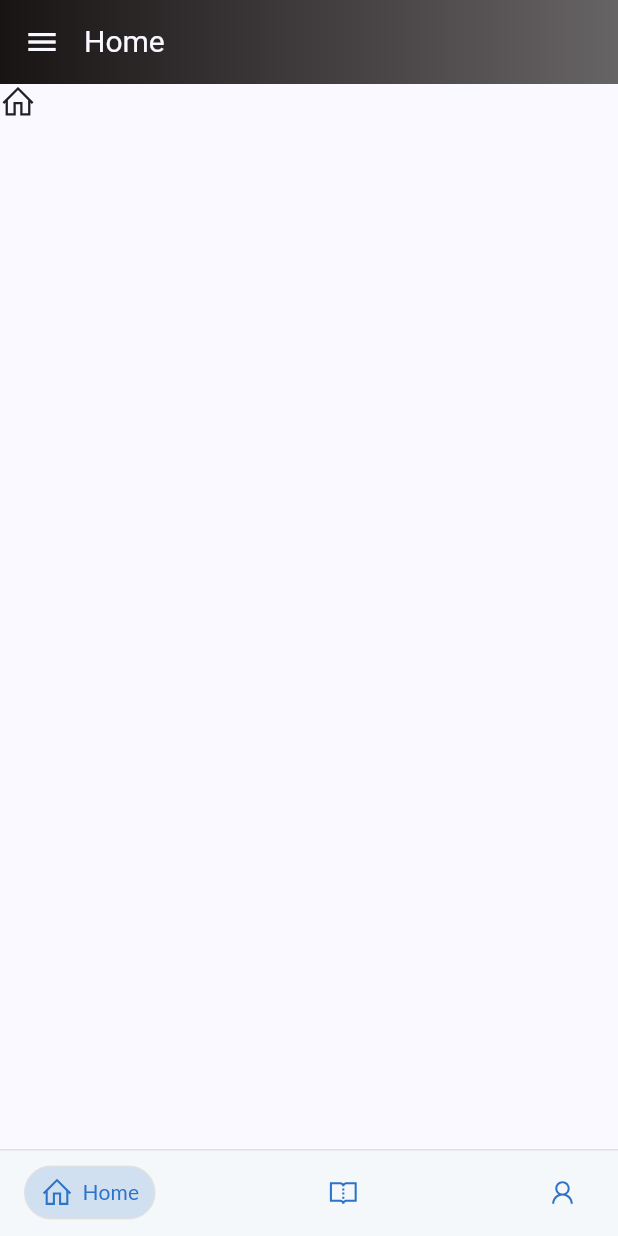
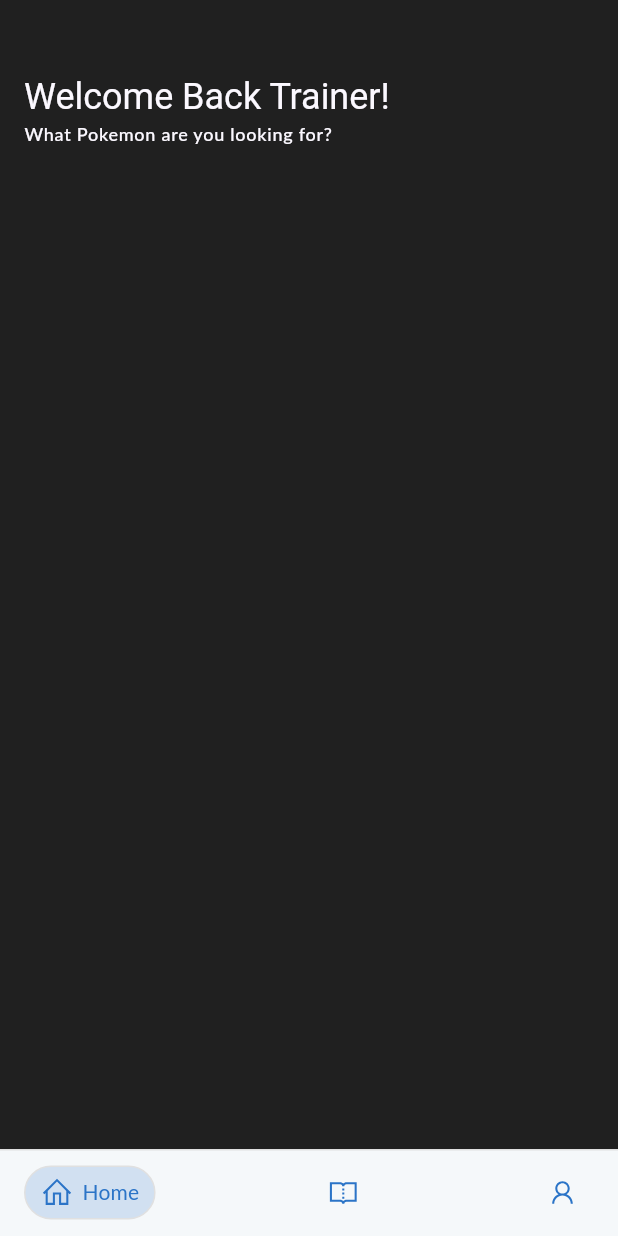
Before and after one commit to CharlesLim17/pokedex_flutter_repo, a Flutter app: the screen it shows after launch, on a phone screen of 412 x 824 dp. Run offline on Flutter 3.47's test engine with Material 2 defaults, Android fonts, the phone set to English and light mode, and no system bars; drawn by our look-alikes of google_nav_bar; our stand-ins replace flutter_riverpod, go_router, line_icons, riverpod_annotation; generated files the repository leaves out were written again; Roboto replaces fonts that are missing (Lato, Lato-Black).

Commit message:
setup done. Next UI design

```diff
--- a/lib/features/home/screen/home_screen.dart
+++ b/lib/features/home/screen/home_screen.dart
@@ -0,0 +1,28 @@
+import 'package:flutter/material.dart';
+import 'package:flutter_riverpod/flutter_riverpod.dart';
+import 'package:pokedex_flutter_repo/features/home/widgets/home_header_widget.dart';
+import 'package:pokedex_flutter_repo/ui/spacer/pokedex_spacer.dart';
+
+class HomeScreen extends ConsumerWidget {
+  const HomeScreen({Key? key}) : super(key: key);
+
+  @override
+  Widget build(BuildContext context, WidgetRef ref) {
+    Size screenSize = MediaQuery.of(context).size;
+    // ColorScheme colors = Theme.of(context).colorScheme;
+
+    return Container(
+      color: const Color(0xFF202020),
+      child: Column(
+        crossAxisAlignment: CrossAxisAlignment.start,
+        children: [
+          // header
+          const HomeHeader(),
+
+          //
+          PokedexSpacer(height: screenSize.height * 0.022),
+        ],
+      ),
+    );
+  }
+}
--- /dev/null
+++ b/lib/features/home/widgets/home_header_widget.dart
@@ -0,0 +1,48 @@
+import 'package:flutter/material.dart';
+import 'package:flutter_riverpod/flutter_riverpod.dart';
+import 'package:pokedex_flutter_repo/ui/spacer/pokedex_spacer.dart';
+
+class HomeHeader extends ConsumerWidget {
+  const HomeHeader({
+    super.key,
+  });
+
+  @override
+  Widget build(BuildContext context, WidgetRef ref) {
+    Size screenSize = MediaQuery.of(context).size;
+    ColorScheme colors = Theme.of(context).colorScheme;
+
+    return SizedBox(
+      width: double.infinity,
+
+      // Content
+      child: Padding(
+        padding: const EdgeInsets.symmetric(horizontal: 16.0, vertical: 16.0),
+        child: Column(
+          crossAxisAlignment: CrossAxisAlignment.start,
+          children: [
+            //
+            PokedexSpacer(height: screenSize.height * 0.04),
+
+            // Header text
+            Text(
+              "Welcome Back Trainer!",
+              style: Theme.of(context).textTheme.headlineSmall!.copyWith(
+                    fontSize: 24,
+                    color: colors.background,
+                  ),
+            ),
+
+            // Complimentary text
+            Text(
+              "What Pokemon are you looking for?",
+              style: Theme.of(context).textTheme.labelMedium!.copyWith(
+                    color: colors.background,
+                  ),
+            ),
+          ],
+        ),
+      ),
+    );
+  }
+}
--- /dev/null
+++ b/lib/themes/colors.dart
@@ -0,0 +1,7 @@
+import 'package:flutter/material.dart';
+
+const Color pokemonBlue = Color(0xFF3B4CCA);
+const Color pokemonRed = Color(0xFFCC0000);
+const Color pokemonOrange = Color(0xFFFF0000);
+const Color pokemonYellow = Color(0xFFFFDE00);
+const Color pokemonGold = Color(0xFFB3A125);
--- a/lib/themes/theme_color.dart
+++ b/lib/themes/theme_color.dart
@@ -3,9 +3,9 @@
 class ThemeColor {
   const ThemeColor._();
 
-  static const Color primary = Color(0xFF2B74C7);
+  static const Color primary = Color(0xFF3B4CCA);
   // for headers and titles
-  static const Color secondary = Color(0xFF191414);
+  static const Color secondary = Color(0xFFCC0000);
 
   // for labels of fields and small texts
   static const Color tertiary = Color(0xFF747683);
@@ -14,7 +14,7 @@
   static const Color netural = Color(0xFFE1E8ED);
 
   // background color
-  static const Color background = Color(0xFFF5F8FA);
+  static const Color background = Color(0xFF202020);
 
   static const Color error = Color.fromARGB(255, 240, 99, 12);
 }
--- a/lib/ui/global/bottom_navigation.dart
+++ b/lib/ui/global/bottom_navigation.dart
@@ -1,6 +1,7 @@
 import 'package:flutter/material.dart';
 import 'package:google_nav_bar/google_nav_bar.dart';
 import 'package:line_icons/line_icons.dart';
+import 'package:pokedex_flutter_repo/features/home/screen/home_screen.dart';
 import 'package:pokedex_flutter_repo/ui/global/drawer_widget.dart';
 
 class BottomNavigationBarWidget extends StatefulWidget {
@@ -14,14 +15,14 @@
   int _selectedIndex = 0;
   final GlobalKey<ScaffoldState> _scaffoldKey = GlobalKey<ScaffoldState>();
 
-  static final List<String> _appBarTitles = [
-    'Home',
-    'Pokedex',
-    'Profile',
-  ];
+  // static final List<String> _appBarTitles = [
+  //   'Home',
+  //   'Pokedex',
+  //   'Profile',
+  // ];
 
   static final List<Widget> _widgetOptions = <Widget>[
-    const Icon(LineIcons.home),
+    const HomeScreen(),
     const Icon(LineIcons.book),
     const Icon(LineIcons.user),
   ];
@@ -34,42 +35,28 @@
       key: _scaffoldKey,
       backgroundColor: colors.background,
 
-      // App Bar
-      appBar: AppBar(
-        backgroundColor: Colors.transparent,
-        titleSpacing: 0,
+      // // App Bar
+      // appBar: AppBar(
+      //   backgroundColor: const Color(0xFFFF5555),
+      //   titleSpacing: 0,
 
-        // Color
-        flexibleSpace: Container(
-          decoration: BoxDecoration(
-            gradient: LinearGradient(
-              begin: Alignment.centerLeft,
-              end: Alignment.centerRight,
-              colors: [
-                const Color(0xFF191414),
-                const Color(0xFF191414).withOpacity(0.65),
-              ],
-            ),
-          ),
-        ),
+      //   // icon
+      //   leading: IconButton(
+      //     icon: Icon(Icons.menu, color: colors.background),
+      //     onPressed: () {
+      //       _scaffoldKey.currentState?.openDrawer();
+      //     },
+      //   ),
 
-        // icon
-        leading: IconButton(
-          icon: Icon(Icons.menu, color: colors.background),
-          onPressed: () {
-            _scaffoldKey.currentState?.openDrawer();
-          },
-        ),
-
-        // title
-        title: Text(
-          _appBarTitles[_selectedIndex],
-          style: Theme.of(context).textTheme.headlineSmall!.copyWith(
-                fontSize: 20,
-                color: colors.background,
-              ),
-        ),
-      ),
+      //   // title
+      //   title: Text(
+      //     _appBarTitles[_selectedIndex],
+      //     style: Theme.of(context).textTheme.headlineSmall!.copyWith(
+      //           fontSize: 20,
+      //           color: colors.background,
+      //         ),
+      //   ),
+      // ),
 
       drawer: const DrawerWidget(),
 
--- /dev/null
+++ b/lib/ui/spacer/pokedex_spacer.dart
@@ -0,0 +1,15 @@
+import 'package:flutter/material.dart';
+
+class PokedexSpacer extends StatelessWidget {
+  const PokedexSpacer({
+    super.key,
+    required this.height,
+  });
+
+  final double height;
+
+  @override
+  Widget build(BuildContext context) {
+    return SizedBox(height: height);
+  }
+}
```
